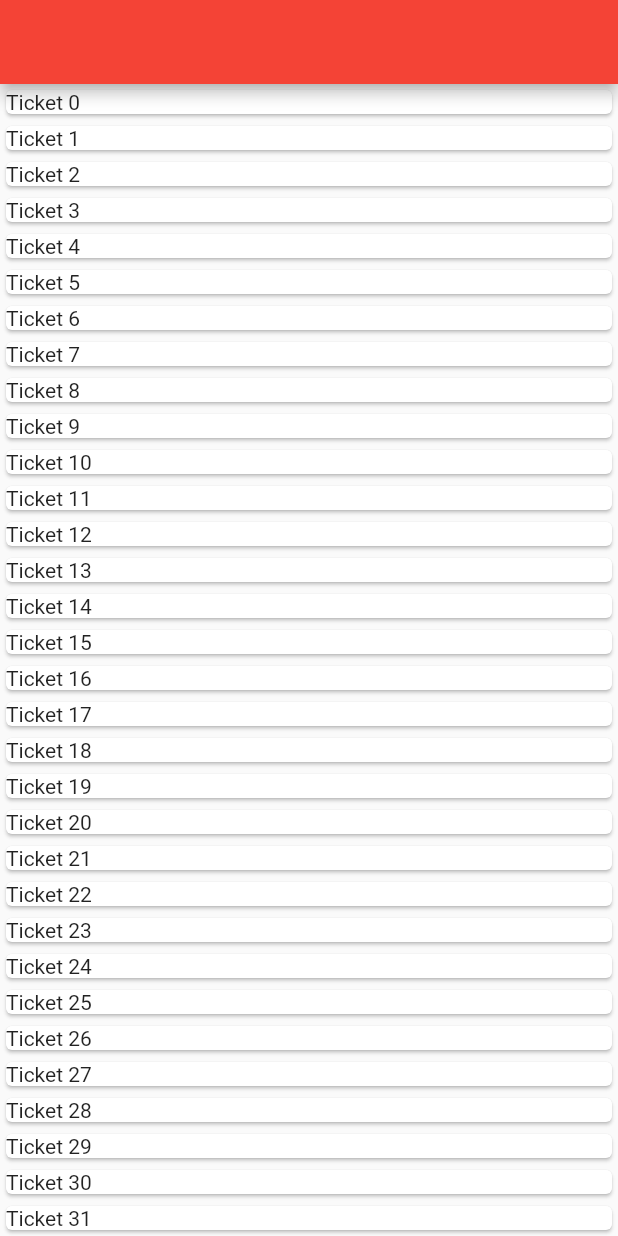
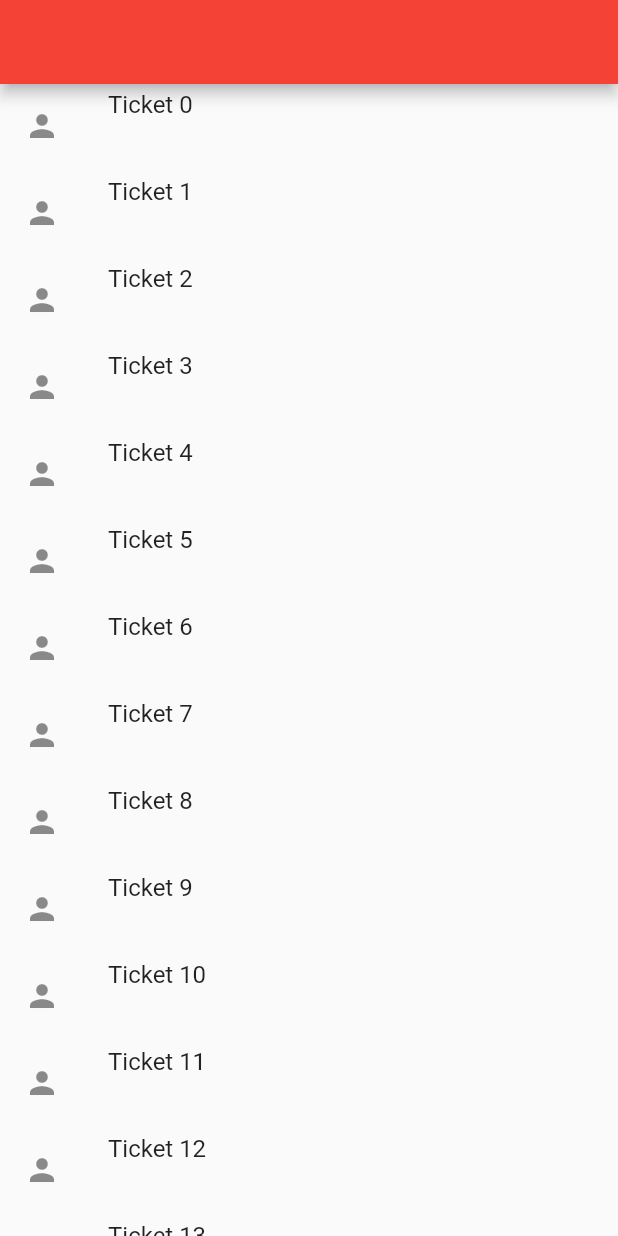
Before and after one commit to WCNosliwsys/flutterday, a Flutter app: the screen it shows after launch, on a phone screen of 412 x 824 dp. Run offline on Flutter 3.47's test engine with Material 2 defaults, Android fonts, the phone set to English and light mode, and no system bars.

Commit message:
Añadiendo estilo a los elementos

```diff
--- a/lib/ui/ticket/home/ticket_home.dart
+++ b/lib/ui/ticket/home/ticket_home.dart
@@ -8,10 +8,16 @@ class TicketHome extends StatelessWidget {
       appBar: AppBar(
 
       ),
-      body: ListView.builder(itemBuilder: (BuildContext context, int index){
+      body: ListView.builder(itemBuilder: (BuildContext context, int index) {
         // el itembuilder te genera automatico infinitos elementos
-        return Card(
-          child: Text("Ticket $index")
+        return ListTile(
+          leading: Icon(Icons.person),
+          title: Container(
+              height: 50.0,
+              width: 50.0,
+              child: Text("Ticket $index")
+          ),
+
         );
       }),
     );
```
